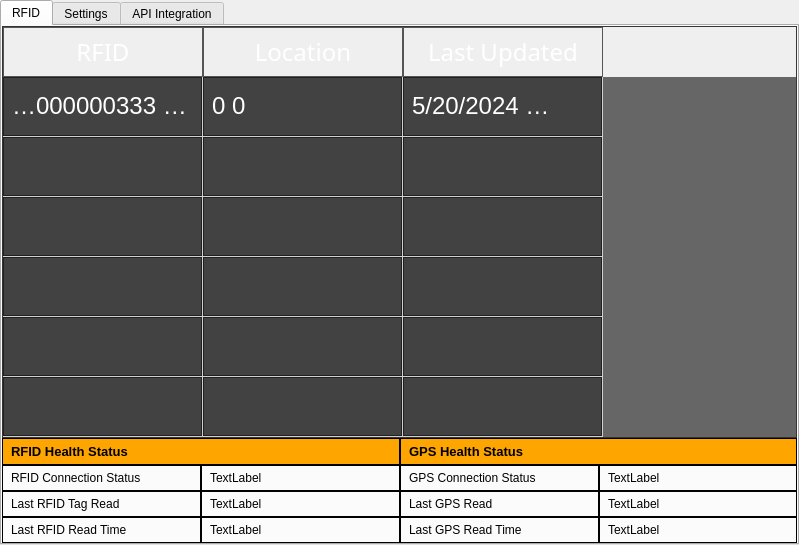
The window that ui/main.ui (DevGuruPro/rfid-python) describes before a commit, drawn with Qt 5.
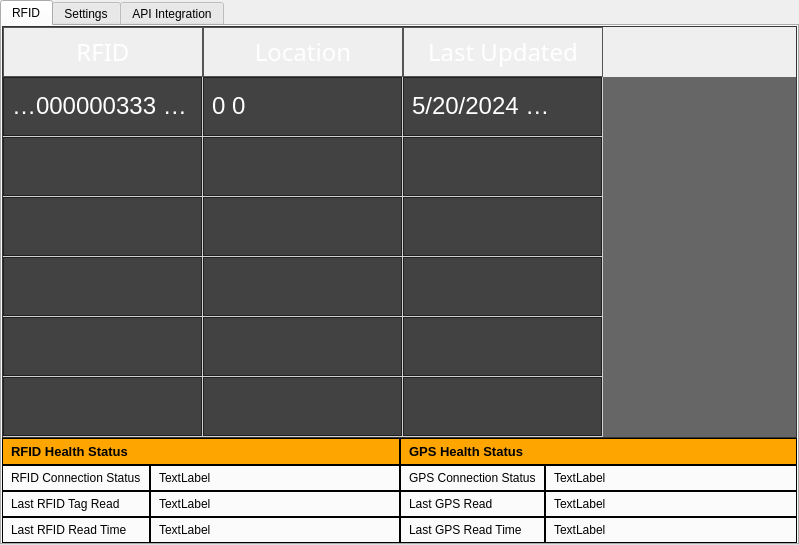
The same window after the commit. Icons and pictures are not drawn.

Patch:
```diff
--- a/ui/main.ui
+++ b/ui/main.ui
@@ -307,6 +307,12 @@
                </item>
                <item row="0" column="0">
                 <widget class="QLabel" name="label_2">
+                 <property name="sizePolicy">
+                  <sizepolicy hsizetype="Maximum" vsizetype="Preferred">
+                   <horstretch>0</horstretch>
+                   <verstretch>0</verstretch>
+                  </sizepolicy>
+                 </property>
                  <property name="styleSheet">
                   <string notr="true">padding: 5px;
 border: 1px solid black;</string>
@@ -420,6 +426,12 @@
                </item>
                <item row="0" column="0">
                 <widget class="QLabel" name="label_10">
+                 <property name="sizePolicy">
+                  <sizepolicy hsizetype="Maximum" vsizetype="Preferred">
+                   <horstretch>0</horstretch>
+                   <verstretch>0</verstretch>
+                  </sizepolicy>
+                 </property>
                  <property name="styleSheet">
                   <string notr="true">padding: 5px;
 border: 1px solid black;</string>
```
Left out of the diff: 7 changed lines with no effect on the pictures.
